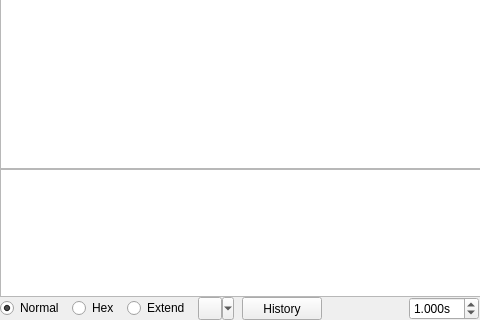
The window that pqcom.ui (xiongyihui/pqcom) describes before a commit, drawn with Qt 5; both pictures show x 0 to 480 and y 184 to 504 of the 640 by 504 pixel window.
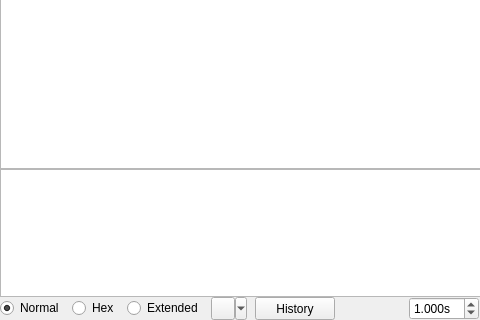
The same window after the commit.

Diff of the .ui file:
```diff
--- a/pqcom.ui
+++ b/pqcom.ui
@@ -112,7 +112,7 @@
       <item>
        <widget class="QRadioButton" name="extendRadioButton">
         <property name="text">
-         <string>Extend</string>
+         <string>Extended</string>
         </property>
        </widget>
       </item>
```
